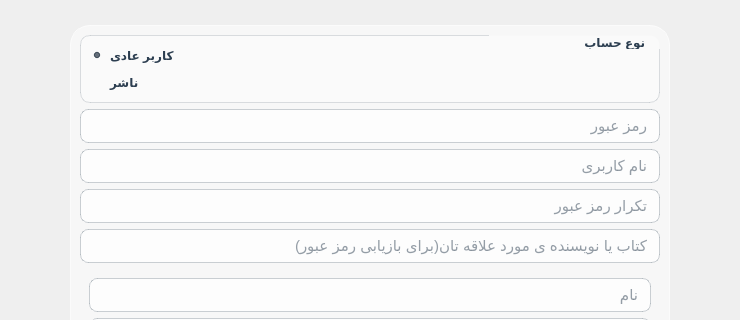
Qt form client/registerwindow_c.ui (afkhamis1386-afk/bookCLUB_Project) before a commit; both pictures show x 221 to 961 and y 0 to 320 of the 1182 by 772 pixel window.
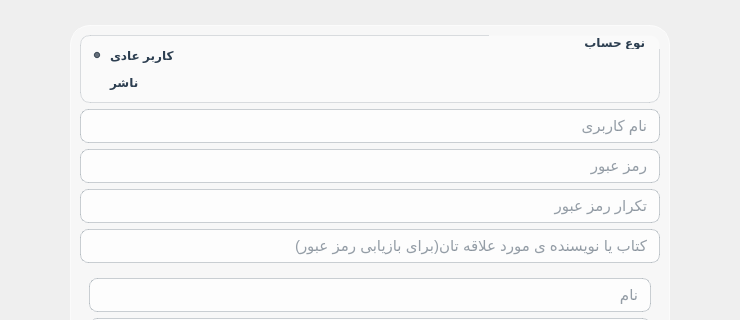
The same form after that commit. Icons and pictures are not drawn.

The edit to the form file:
```diff
--- a/client/registerwindow_c.ui
+++ b/client/registerwindow_c.ui
@@ -154,19 +154,22 @@
         </widget>
        </item>
        <item>
-        <widget class="QLineEdit" name="passwordLineEdit">
+        <widget class="QLineEdit" name="usernameLineEdit">
          <property name="echoMode">
-          <enum>QLineEdit::Password</enum>
+          <enum>QLineEdit::Normal</enum>
          </property>
          <property name="placeholderText">
-          <string>رمز عبور</string>
+          <string>نام کاربری</string>
          </property>
         </widget>
        </item>
        <item>
-        <widget class="QLineEdit" name="usernameLineEdit">
+        <widget class="QLineEdit" name="passwordLineEdit">
+         <property name="echoMode">
+          <enum>QLineEdit::Password</enum>
+         </property>
          <property name="placeholderText">
-          <string>نام کاربری</string>
+          <string>رمز عبور</string>
          </property>
         </widget>
        </item>
```
